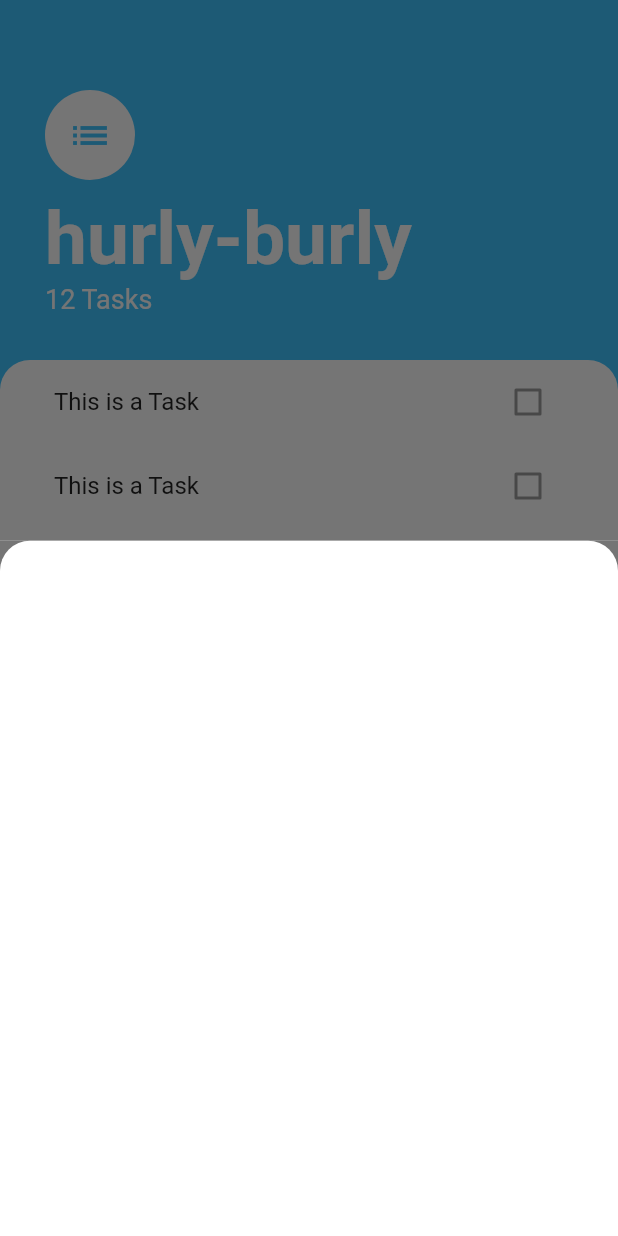
After one commit to ajay1706/provider-app, a Flutter app: the screen it shows after launch, after a tap on the "add" icon, on a phone screen of 412 x 824 dp. The commit adds this screen. Run offline on Flutter 3.47's test engine with Material 2 defaults, Android fonts, the phone set to English and light mode, and no system bars.

Commit message:
minimal changes

```diff
--- /dev/null
+++ b/provider_app/lib/screens/add_task_screen.dart
@@ -0,0 +1,19 @@
+import 'package:flutter/material.dart';
+
+class AddTaskScreen extends StatelessWidget {
+  @override
+  Widget build(BuildContext context) {
+    return Container(
+      color: Color(0xff757575),
+      child: Container(
+        decoration: BoxDecoration(
+          color: Colors.white,
+          borderRadius: BorderRadius.only(
+            topRight: Radius.circular(20),
+              topLeft: Radius.circular(20)
+          )
+        ),
+      )
+    );
+  }
+}
--- a/provider_app/lib/screens/task_screen.dart
+++ b/provider_app/lib/screens/task_screen.dart
@@ -1,6 +1,8 @@
 import 'package:flutter/material.dart';
 import 'package:provider_app/widgets/task_list.dart';
+import './add_task_screen.dart';
 
+// ignore: must_be_immutable
 class TaskScreen extends StatelessWidget {
   @override
   Widget build(BuildContext context) {
@@ -57,15 +59,14 @@ class TaskScreen extends StatelessWidget {
           child: Icon(Icons.add),
           onPressed: () {
 
-           showModalBottomSheet(context: context, builder: buildBottomSheet);
+           showModalBottomSheet(context: context, builder: (context)=> AddTaskScreen());
 
 
           }),
     );
   }
-Widget buildBottomSheet(BuildContext context){
-    return Container();
-}
+Widget buildBottomSheet;
+
 
 
 }
```
